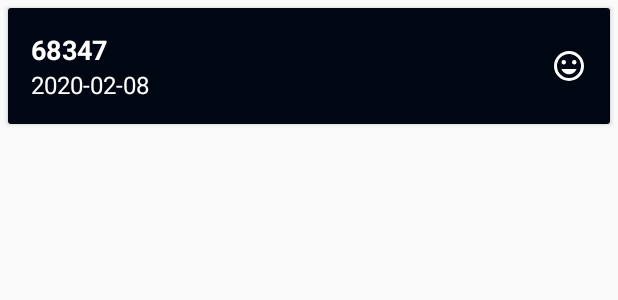
After one commit to otsembo/UND-Projects, an Android app: the layout asteroid_row.xml on its own in the app's theme, with its tools: preview values and no code run, on a phone screen of 412 x 824 dp. The commit adds this screen. Shown: the top 300 px of the screen. Run offline under Robolectric (Android 15) with nearby library versions, the phone set to English and light mode, and no system bars.

Commit message:
Complete UI functionality

```diff
--- a/Asteroid Radar/app/src/main/java/com/udacity/asteroidradar/data/repository/AsteroidRepository.kt
+++ b/Asteroid Radar/app/src/main/java/com/udacity/asteroidradar/data/repository/AsteroidRepository.kt
@@ -64,6 +64,8 @@ class AsteroidRepository
 
             }catch (e: HttpException){
                 //TODO: Add exception handling for fetching asteroids
+            }catch (e: Exception){
+
             }
         }
 
@@ -80,6 +82,8 @@ class AsteroidRepository
                 savePicOfDay(image)
             }catch (e: HttpException){
                 //TODO: Add exception handling for fetching pic of day
+            }catch (e: Exception){
+
             }
         }
 
--- a/Asteroid Radar/app/src/main/java/com/udacity/asteroidradar/presentation/BindingAdapters.kt
+++ b/Asteroid Radar/app/src/main/java/com/udacity/asteroidradar/presentation/BindingAdapters.kt
@@ -2,6 +2,7 @@ package com.udacity.asteroidradar.presentation
 
 import android.widget.ImageView
 import android.widget.TextView
+import androidx.appcompat.content.res.AppCompatResources
 import androidx.databinding.BindingAdapter
 import com.squareup.picasso.Picasso
 import com.udacity.asteroidradar.R
@@ -47,6 +48,6 @@ fun bindImageUrl(imageView: ImageView, url:String?){
     val mCtx = imageView.context
     Picasso.with(mCtx)
         .load(url)
-        .placeholder(mCtx.getDrawable(R.drawable.placeholder_picture_of_day))
+        .placeholder(AppCompatResources.getDrawable(mCtx,R.drawable.placeholder_picture_of_day))
         .into(imageView)
 }
--- /dev/null
+++ b/Asteroid Radar/app/src/main/res/layout/asteroid_row.xml
@@ -0,0 +1,70 @@
+<?xml version="1.0" encoding="utf-8"?>
+<layout xmlns:android="http://schemas.android.com/apk/res/android"
+    xmlns:tools="http://schemas.android.com/tools"
+    xmlns:app="http://schemas.android.com/apk/res-auto">
+
+    <data>
+        <variable
+            name="asteroid"
+            type="com.udacity.asteroidradar.data.model.Asteroid" />
+
+        <variable
+            name="clickListener"
+            type="com.udacity.asteroidradar.presentation.main.AsteroidListener" />
+
+    </data>
+
+    <com.google.android.material.card.MaterialCardView
+        android:layout_width="match_parent"
+        android:layout_height="wrap_content"
+        android:layout_margin="5dp"
+        android:onClick="@{() -> clickListener.onClick(asteroid)}"
+        app:cardElevation="@dimen/cardview_default_elevation"
+        app:cardCornerRadius="@dimen/cardview_default_radius">
+
+        <androidx.constraintlayout.widget.ConstraintLayout
+            android:layout_width="match_parent"
+            android:layout_height="wrap_content"
+            android:background="@color/app_background"
+            android:padding="15dp">
+
+            <TextView
+                android:id="@+id/txtRadarTitle"
+                android:layout_width="wrap_content"
+                android:layout_height="wrap_content"
+                tools:text="68347"
+                android:text="@{asteroid.codename}"
+                android:textColor="@android:color/white"
+                android:textSize="18sp"
+                android:textStyle="bold"
+                android:layout_marginBottom="2.5dp"
+                app:layout_constraintStart_toStartOf="parent"
+                app:layout_constraintTop_toTopOf="parent" />
+
+
+            <TextView
+                android:layout_width="wrap_content"
+                android:layout_height="wrap_content"
+                android:id="@+id/txtRadarDate"
+                tools:text="2020-02-08"
+                android:text="@{asteroid.closeApproachDate}"
+                android:textColor="@android:color/white"
+                android:textSize="16sp"
+                app:layout_constraintStart_toStartOf="parent"
+                app:layout_constraintTop_toBottomOf="@id/txtRadarTitle" />
+
+            <ImageView
+                android:layout_width="wrap_content"
+                android:layout_height="wrap_content"
+                tools:srcCompat="@drawable/ic_status_normal"
+                android:id="@+id/imgAsteroidStatus"
+                app:statusIcon="@{asteroid.potentiallyHazardous}"
+                app:layout_constraintEnd_toEndOf="parent"
+                app:layout_constraintTop_toTopOf="parent"
+                app:layout_constraintBottom_toBottomOf="parent" />
+
+
+        </androidx.constraintlayout.widget.ConstraintLayout>
+
+    </com.google.android.material.card.MaterialCardView>
+</layout>
--- a/Asteroid Radar/app/src/main/res/menu/main_overflow_menu.xml
+++ b/Asteroid Radar/app/src/main/res/menu/main_overflow_menu.xml
@@ -2,12 +2,12 @@
 
 <menu xmlns:android="http://schemas.android.com/apk/res/android">
     <item
-        android:id="@+id/show_all_menu"
+        android:id="@+id/show_week"
         android:title="@string/next_week_asteroids" />
     <item
-        android:id="@+id/show_rent_menu"
+        android:id="@+id/show_today"
         android:title="@string/today_asteroids" />
     <item
-        android:id="@+id/show_buy_menu"
+        android:id="@+id/show_saved"
         android:title="@string/saved_asteroids" />
 </menu>
```
Also changed, not shown: Asteroid Radar/app/src/main/java/com/udacity/asteroidradar/presentation/main/AsteroidAdapter.kt (added, +68 -0 lines), Asteroid Radar/app/src/main/java/com/udacity/asteroidradar/presentation/main/MainFragment.kt (+45 -3 lines), Asteroid Radar/app/src/main/java/com/udacity/asteroidradar/presentation/main/MainViewModel.kt (+18 -4 lines).
